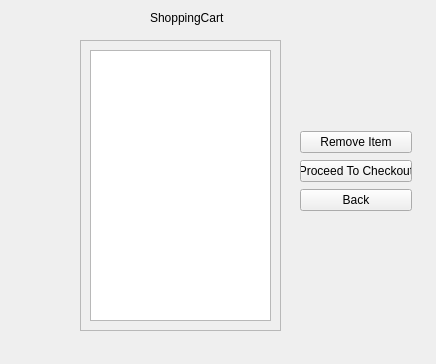
Qt form CS1C-Project-Master/shoppingcartwindownew.ui (AustinVaday/CS1C-Class-Project) before a commit.
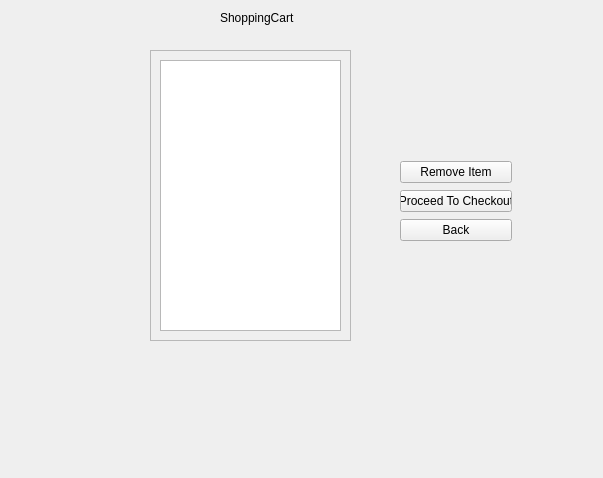
The same form after that commit.

```diff
--- a/CS1C-Project-Master/shoppingcartwindownew.ui
+++ b/CS1C-Project-Master/shoppingcartwindownew.ui
@@ -6,8 +6,8 @@
    <rect>
     <x>0</x>
     <y>0</y>
-    <width>436</width>
-    <height>364</height>
+    <width>603</width>
+    <height>478</height>
    </rect>
   </property>
   <property name="windowTitle">
@@ -16,8 +16,8 @@
   <widget class="QScrollArea" name="scrollArea">
    <property name="geometry">
     <rect>
-     <x>80</x>
-     <y>40</y>
+     <x>150</x>
+     <y>50</y>
      <width>201</width>
      <height>291</height>
     </rect>
@@ -44,7 +44,7 @@
   <widget class="QLabel" name="label">
    <property name="geometry">
     <rect>
-     <x>150</x>
+     <x>220</x>
      <y>10</y>
      <width>91</width>
      <height>16</height>
@@ -57,8 +57,8 @@
   <widget class="QWidget" name="layoutWidget">
    <property name="geometry">
     <rect>
-     <x>300</x>
-     <y>130</y>
+     <x>400</x>
+     <y>160</y>
      <width>112</width>
      <height>83</height>
     </rect>
```
